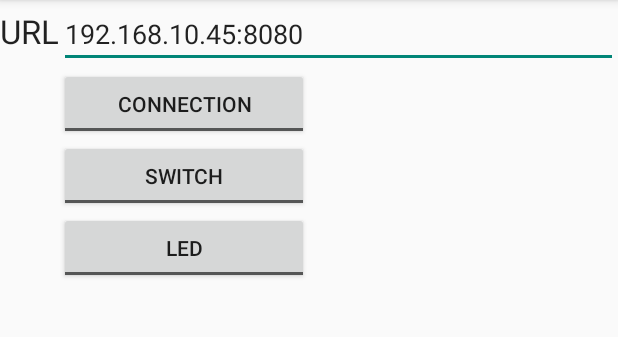
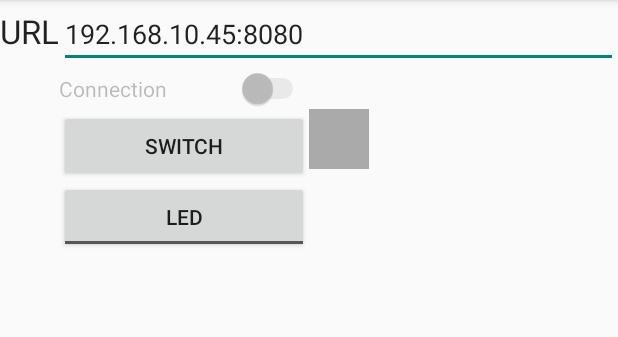
Before and after one commit to rimas79/rasp-controll, an Android app: the screen it shows after launch (MainActivity), on a phone screen of 412 x 824 dp, the part 84-421 px from its top. Run offline under Robolectric (Android 15) with nearby library versions, the phone set to English and light mode, and no system bars.

Commit message:
Initial commit

```diff
--- a/raspcontroll/src/main/res/layout/fragment_main.xml
+++ b/raspcontroll/src/main/res/layout/fragment_main.xml
@@ -29,30 +29,41 @@
         android:baselineAligned="false"
         android:layout_gravity="center_horizontal">
 
-        <ToggleButton
+        <Switch
             android:layout_width="wrap_content"
             android:layout_height="wrap_content"
-            android:id="@+id/tbConnect"
+            android:text="@string/tbConnectCaption"
+            android:id="@+id/swConnect"
             android:layout_column="1"
-            android:checked="false"
             android:onClick="tbConn_Click"
-            android:textOff="@string/tbConnectCaption"
-            android:textOn="@string/tbConnectCaption"
-            android:text="@string/tbConnectCaption" />
+            android:enabled="false"
+            android:checked="false" />
     </TableRow>
 
     <TableRow
         android:layout_width="fill_parent"
         android:layout_height="fill_parent">
 
-        <ToggleButton
+        <Button
             android:layout_width="wrap_content"
             android:layout_height="wrap_content"
             android:text="@string/tbSwitchCaption"
-            android:id="@+id/tbSwitch"
-            android:layout_column="1"
-            android:textOff="@string/tbSwitchCaption"
-            android:textOn="@string/tbSwitchCaption" />
+            android:id="@+id/bSwitch"
+            android:layout_column="1" />
+
+        <ImageView
+            android:layout_width="wrap_content"
+            android:layout_height="wrap_content"
+            android:id="@+id/ivSwitchStatus"
+            android:layout_column="3"
+            android:cropToPadding="false"
+            android:adjustViewBounds="true"
+            android:visibility="visible"
+            android:baselineAlignBottom="false"
+            android:baseline="30dp"
+            android:background="@android:color/darker_gray"
+            android:scaleType="matrix"
+            android:padding="20dp" />
     </TableRow>
 
     <TableRow
@@ -69,4 +80,5 @@
             android:textOn="@string/tbLEDCaption"
             android:singleLine="false" />
     </TableRow>
+
 </TableLayout>
```
Also changed, not shown: raspcontroll/src/main/java/com/rc/raspcontroll/MainActivity.java (+55 -0 lines), raspcontroll/src/main/java/com/rc/raspcontroll/RaspHTTPClient.java (+28 -0 lines).
